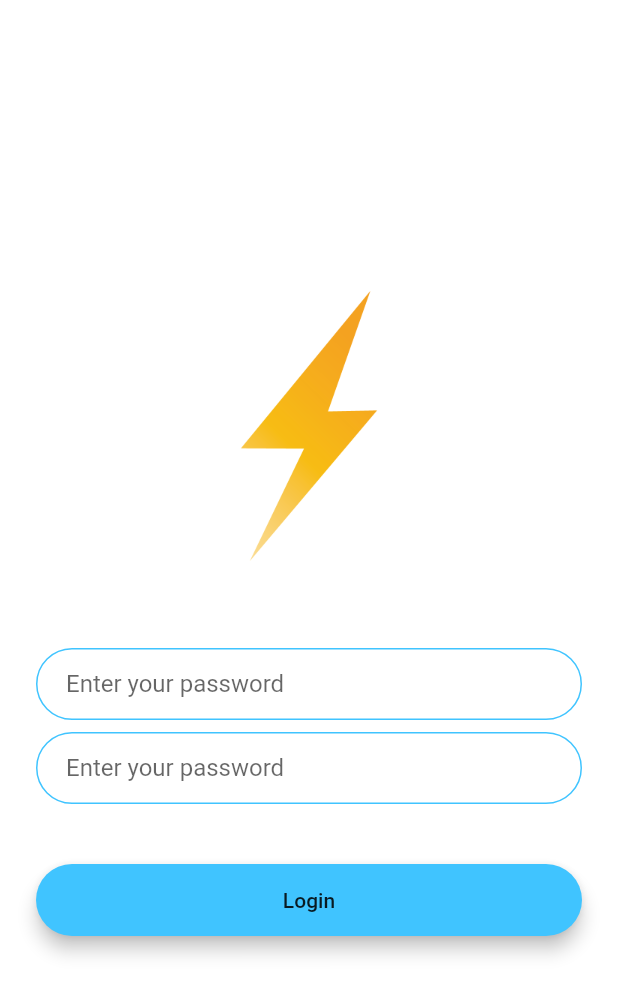
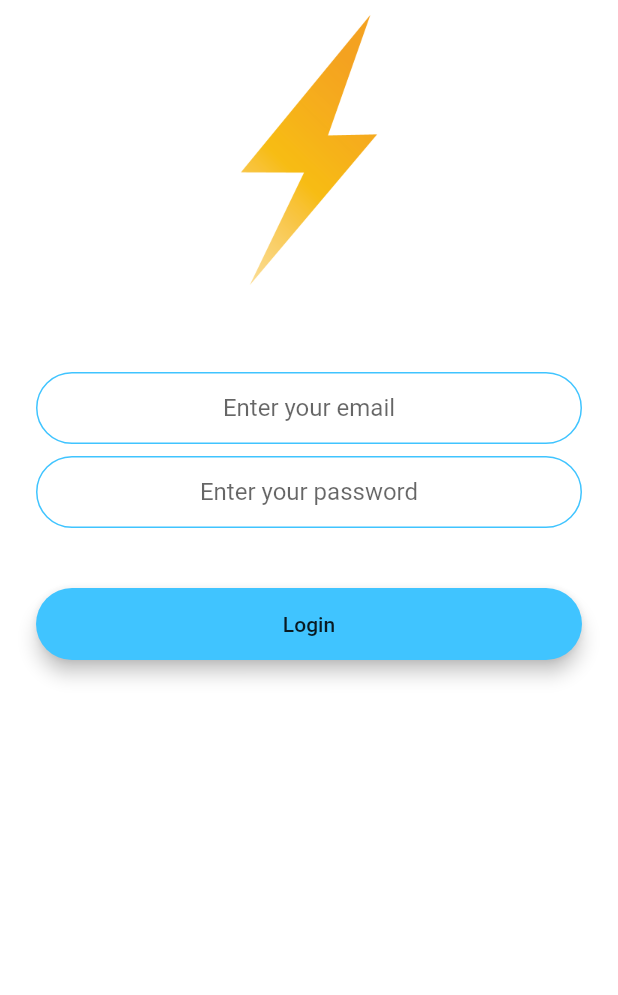
Before and after one commit to hossain101/flash_chat_flutter, a Flutter app: the screen it shows after launch, after a tap on "Login", on a phone screen of 412 x 824 dp. Shown: the top 995 px of the screen. Run offline on Flutter 3.47's test engine with Material 2 defaults, Android fonts, the phone set to English and light mode, and no system bars; our stand-ins replace animated_text_kit, firebase_auth, firebase_core; accounts and stored records are empty.

Commit message:
After Implementing Firebase Auth to the registration_screen.dart and login_screen.dart. Also Had to add firebase InitalizedAPP to main.dart. also changed the sign out button to materialButton

```diff
--- a/lib/main.dart
+++ b/lib/main.dart
@@ -3,8 +3,13 @@ import 'package:flash_chat_flutter/screens/login_screen.dart';
 import 'package:flash_chat_flutter/screens/registration_screen.dart';
 import 'package:flash_chat_flutter/screens/welcome_screen.dart';
 import 'package:flutter/material.dart';
+import 'package:firebase_core/firebase_core.dart';
 
-void main() => runApp(FlashChat());
+void main() async {
+  WidgetsFlutterBinding.ensureInitialized();
+  await Firebase.initializeApp();
+  runApp(FlashChat());
+}
 
 class FlashChat extends StatelessWidget {
   const FlashChat({Key? key}) : super(key: key);
@@ -12,6 +17,7 @@ class FlashChat extends StatelessWidget {
   @override
   Widget build(BuildContext context) {
     return MaterialApp(
+      debugShowCheckedModeBanner: false,
       initialRoute: WelcomeScreen.id,
       routes: {
         WelcomeScreen.id: (context) => WelcomeScreen(),
--- a/lib/screens/login_screen.dart
+++ b/lib/screens/login_screen.dart
@@ -1,6 +1,9 @@
+import 'package:firebase_core/firebase_core.dart';
 import 'package:flash_chat_flutter/components/rounded_button.dart';
 import 'package:flash_chat_flutter/constants.dart';
+import 'package:flash_chat_flutter/screens/chat_screen.dart';
 import 'package:flutter/material.dart';
+import 'package:firebase_auth/firebase_auth.dart';
 
 class LoginScreen extends StatefulWidget {
   static const String id = 'login_screen';
@@ -9,11 +12,14 @@ class LoginScreen extends StatefulWidget {
 }
 
 class _LoginScreenState extends State<LoginScreen> {
+  final _auth = FirebaseAuth.instance;
+  late String email, password;
   @override
   Widget build(BuildContext context) {
     return Scaffold(
       backgroundColor: Colors.white,
-      body: Padding(
+      body: SingleChildScrollView(
+        child: Padding(
           padding: EdgeInsets.symmetric(horizontal: 24.0),
           child: Column(
             mainAxisAlignment: MainAxisAlignment.center,
@@ -30,17 +36,23 @@ class _LoginScreenState extends State<LoginScreen> {
                 height: 48.0,
               ),
               TextField(
+                keyboardType: TextInputType.emailAddress,
+                textAlign: TextAlign.center,
                 onChanged: (value) {
+                  email = value;
                   //Do something with the user input.
                 },
-              decoration: kTextFieldDecoration.copyWith(
-                  hintText: 'Enter your password'),
+                decoration:
+                    kTextFieldDecoration.copyWith(hintText: 'Enter your email'),
               ),
               SizedBox(
                 height: 8.0,
               ),
               TextField(
+                obscureText: true,
+                textAlign: TextAlign.center,
                 onChanged: (value) {
+                  password = value;
                   //Do something with the user input.
                 },
                 decoration: kTextFieldDecoration.copyWith(
@@ -52,9 +64,20 @@ class _LoginScreenState extends State<LoginScreen> {
               RoundedButton(
                 title: 'Login',
                 btnColor: Colors.lightBlueAccent,
-              funcOnPressed: () {},
+                funcOnPressed: () async {
+                  try {
+                    final user = await _auth.signInWithEmailAndPassword(
+                        email: email, password: password);
+                    if (user != Null) {
+                      Navigator.pushNamed(context, ChatScreen.id);
+                    }
+                  } catch (e) {
+                    print(e);
+                  }
+                },
               ),
             ],
+          ),
         ),
       ),
     );
```
Also changed, not shown: lib/screens/chat_screen.dart (+38 -4 lines), lib/screens/registration_screen.dart (+27 -3 lines). Lines whose indentation alone changed are shown as unchanged.
